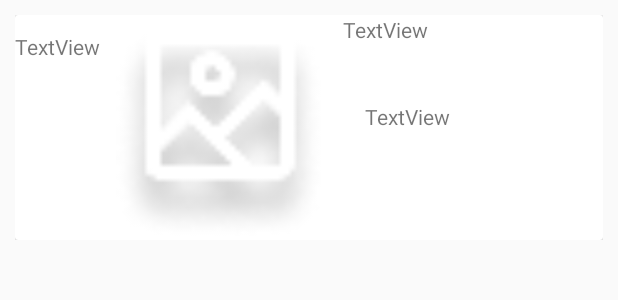
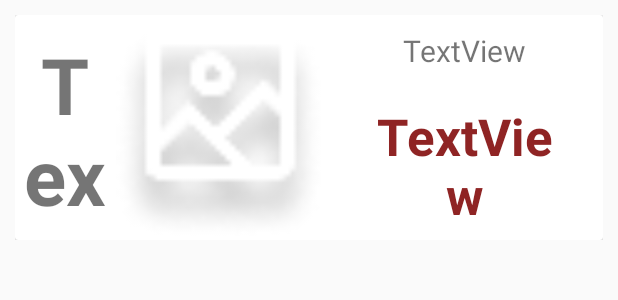
Before and after one commit to AlexW1993/clientandroid, an Android app: the layout rangee_jeu_menu.xml on its own in the app's theme, with its tools: preview values and no code run, on a phone screen of 412 x 824 dp. Shown: the top 300 px of the screen. Run offline under Robolectric (Android 15) with nearby library versions, the phone set to English and light mode, and no system bars; network calls fail.

Commit message:
amélioration layout

```diff
--- a/ClientAndroid-Critika/app/src/main/res/layout/rangee_jeu_menu.xml
+++ b/ClientAndroid-Critika/app/src/main/res/layout/rangee_jeu_menu.xml
@@ -43,7 +43,9 @@
                 android:id="@+id/nom_jeu_menu"
                 android:layout_width="162dp"
                 android:layout_height="48dp"
+                android:gravity="center"
                 android:text="TextView"
+                android:textSize="20sp"
                 app:layout_constraintEnd_toEndOf="parent"
                 app:layout_constraintStart_toEndOf="@+id/image_jeu_menu"
                 app:layout_constraintTop_toTopOf="parent" />
@@ -52,7 +54,11 @@
                 android:id="@+id/moyenne_jeu_menu"
                 android:layout_width="132dp"
                 android:layout_height="82dp"
+                android:gravity="center"
                 android:text="TextView"
+                android:textColor="#8F2424"
+                android:textSize="34sp"
+                android:textStyle="bold"
                 app:layout_constraintBottom_toBottomOf="@+id/button_jeu_menu"
                 app:layout_constraintEnd_toEndOf="parent"
                 app:layout_constraintStart_toEndOf="@+id/image_jeu_menu"
@@ -62,7 +68,10 @@
                 android:id="@+id/palmares_jeu"
                 android:layout_width="67dp"
                 android:layout_height="128dp"
+                android:gravity="center"
                 android:text="TextView"
+                android:textSize="52sp"
+                android:textStyle="bold"
                 app:layout_constraintBottom_toBottomOf="parent"
                 app:layout_constraintStart_toStartOf="@+id/button_jeu_menu"
                 app:layout_constraintTop_toTopOf="parent" />
--- a/ClientAndroid-Critika/app/src/main/res/layout/rangee_jeu_recherche.xml
+++ b/ClientAndroid-Critika/app/src/main/res/layout/rangee_jeu_recherche.xml
@@ -42,7 +42,10 @@
                 android:id="@+id/nom_jeu_recherche"
                 android:layout_width="230dp"
                 android:layout_height="80dp"
+                android:gravity="center"
                 android:text="TextView"
+                android:textSize="24sp"
+                android:textStyle="bold"
                 app:layout_constraintBottom_toBottomOf="parent"
                 app:layout_constraintEnd_toEndOf="parent"
                 app:layout_constraintStart_toEndOf="@+id/image_jeu_recherche"
```
